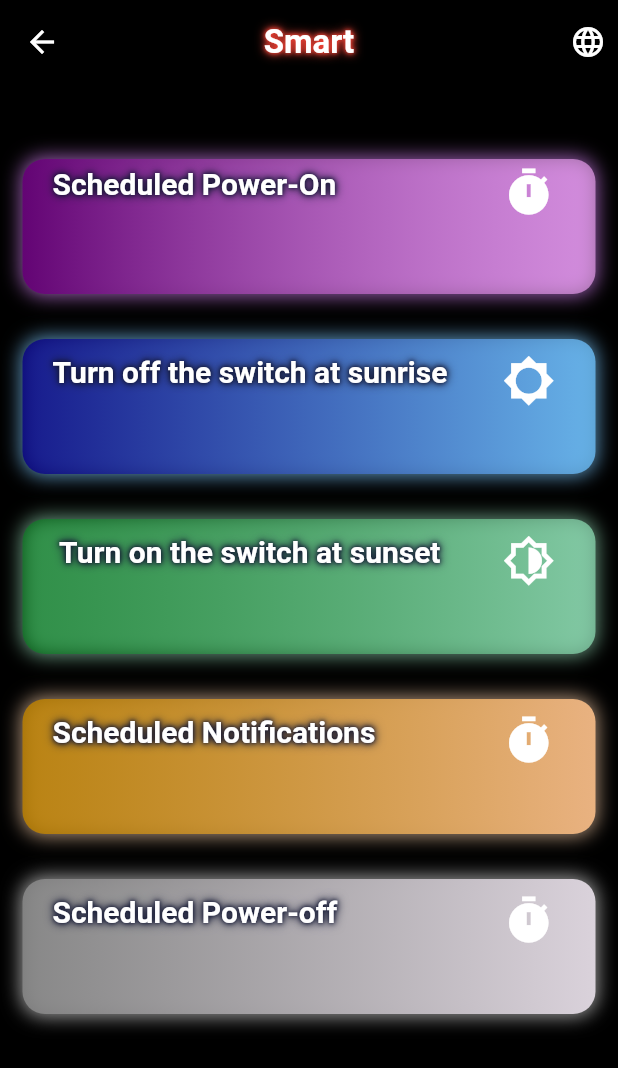
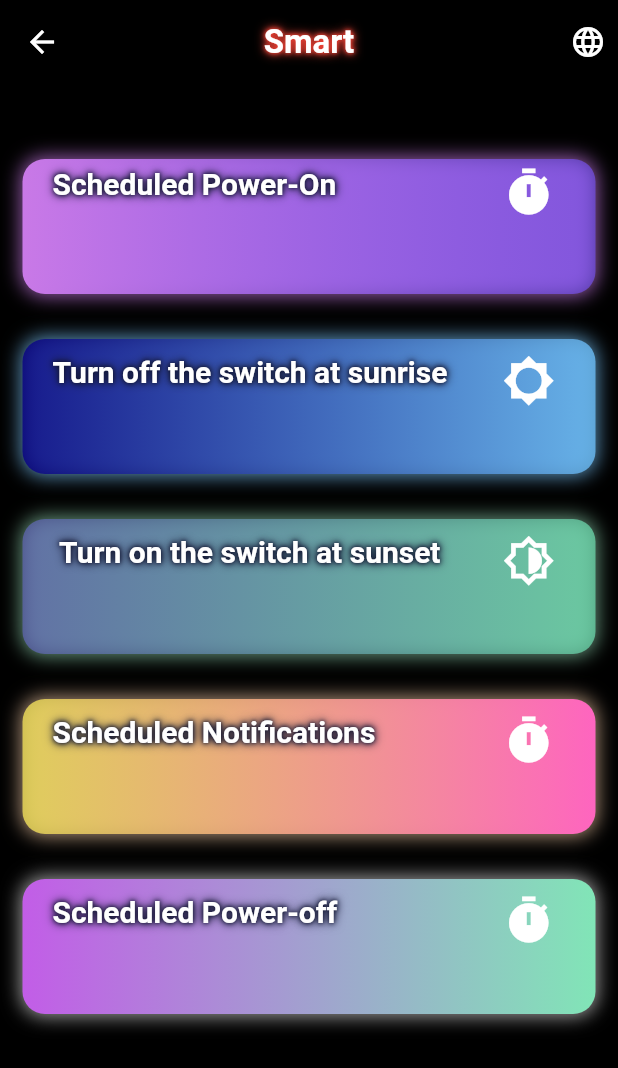
Before and after one commit to imposter-7/GP-Noorak, a Flutter app: the SmartPage screen opened directly, on a phone screen of 412 x 824 dp. Shown: the top 1068 px of the screen. Run offline on Flutter 3.47's test engine with Material 2 defaults, Android fonts, the light colour scheme and no system bars; our stand-ins replace firebase_auth, firebase_core, firebase_database, flutter_countdown_timer, flutter_local_notifications, flutter_native_splash and 3 more; missing offline and left inert: firebase_auth_web, firebase_core_web, firebase_database_web, neon; accounts and stored records are empty; generated files the repository leaves out were written again.

Commit message:
changed a color

```diff
--- a/Noorak/lib/Smart.dart
+++ b/Noorak/lib/Smart.dart
@@ -134,8 +134,8 @@ class _SmartPageState extends State<SmartPage> {
                               //  BoxShadow()
                           ],
                           gradient: LinearGradient(colors: [
-                            Color.fromARGB(162, 243, 168, 247),
-                            Color.fromARGB(255, 99, 4, 116),
+                            Color.fromARGB(162, 118, 83, 247),
+                            Color.fromARGB(255, 201, 121, 231),
 
                           ],
                           begin: Alignment.centerRight,
@@ -288,8 +288,8 @@ class _SmartPageState extends State<SmartPage> {
                               //  BoxShadow()
                           ],
                           gradient: LinearGradient(colors: [
-                            Color.fromARGB(218, 140, 218, 178),
-                            Color.fromARGB(160, 0, 136, 25),
+                            Color.fromARGB(218, 108, 218, 173),
+                            Color.fromARGB(220, 95, 100, 178),
                           ],
                           begin: Alignment.centerRight,
                           end: Alignment.centerLeft
@@ -366,8 +366,8 @@ class _SmartPageState extends State<SmartPage> {
                               //  BoxShadow()
                           ],
                           gradient: LinearGradient(colors: [
-                            Color.fromARGB(255, 233, 178, 129),
-                            Color.fromARGB(214, 187, 128, 0),
+                            Color.fromARGB(255, 254, 101, 191),
+                            Color.fromARGB(214, 232, 216, 87),
                           ],
                           begin: Alignment.centerRight,
                           end: Alignment.centerLeft
@@ -456,8 +456,8 @@ class _SmartPageState extends State<SmartPage> {
                               //  BoxShadow()
                           ],
                           gradient: LinearGradient(colors: [
-                            Color.fromARGB(255, 218, 210, 219),
-                            Color.fromARGB(232, 133, 133, 133),
+                            Color.fromARGB(255, 129, 229, 183),
+                            Color.fromARGB(255, 194, 93, 231),
                           ],
                           begin: Alignment.centerRight,
                           end: Alignment.centerLeft
```
